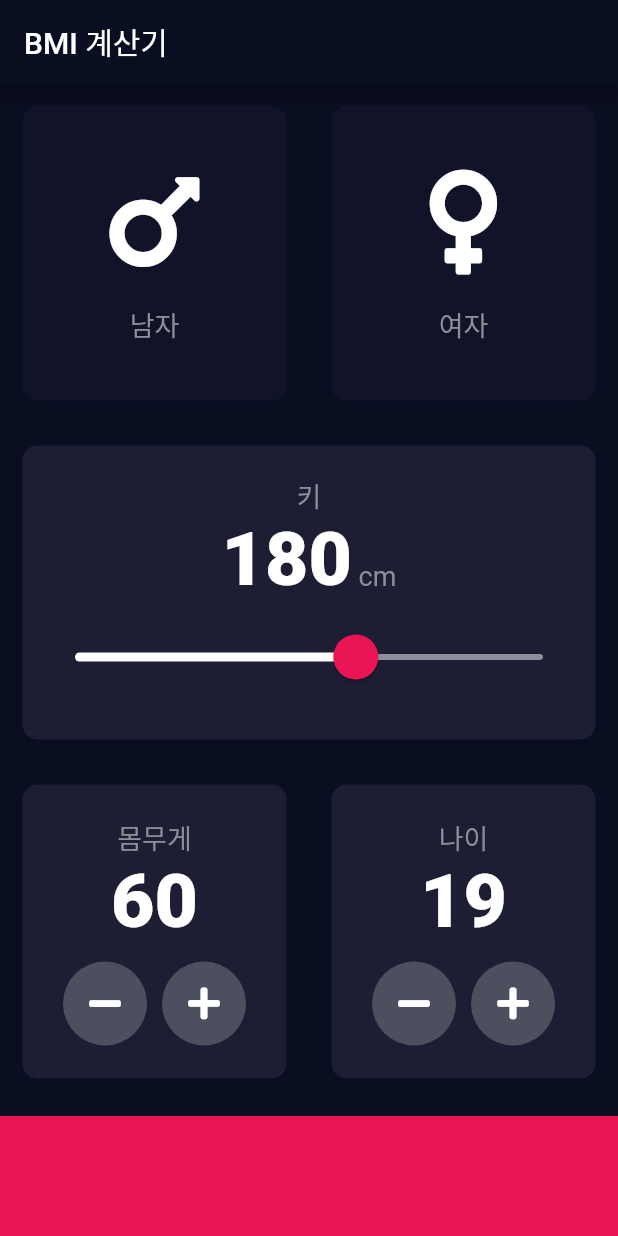
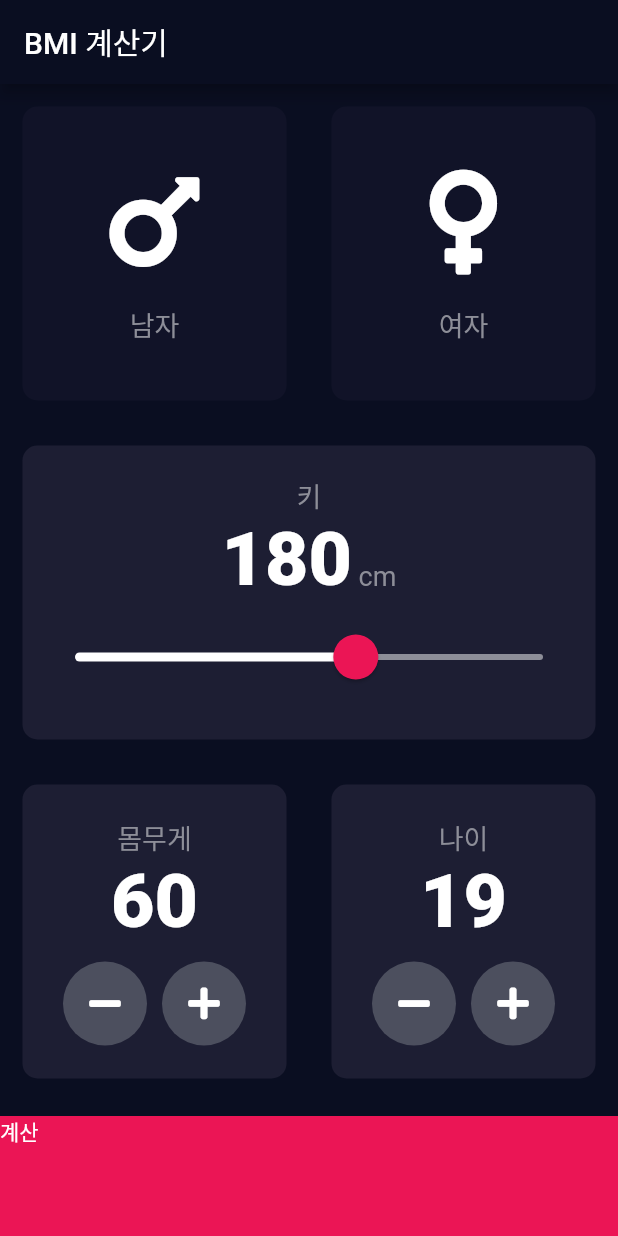
Before and after one commit to dart-bird/programingLearn, a Flutter app: the screen it shows after launch, on a phone screen of 412 x 824 dp. Run offline on Flutter 3.47's test engine with Material 2 defaults, Android fonts, the phone set to English and light mode, and no system bars; our stand-ins replace audioplayers, font_awesome_flutter, rflutter_alert.

Commit message:
Update input_page.dart include onTap route '/result'

```diff
--- a/Flutter/bmi-calculator-flutter/lib/input_page.dart
+++ b/Flutter/bmi-calculator-flutter/lib/input_page.dart
@@ -216,11 +216,19 @@ class _InputPageState extends State<InputPage> {
               ],
             ),
           ),
-          Container(
-            color: kBottomContainerColour,
-            margin: EdgeInsets.only(top: 10),
-            width: double.infinity,
-            height: kBottomContainerHeight,
+          GestureDetector(
+            onTap: () {
+              setState(() {
+                Navigator.pushNamed(context, '/result');
+              });
+            },
+            child: Container(
+              child: Text('계산'),
+              color: kBottomContainerColour,
+              margin: EdgeInsets.only(top: 10),
+              width: double.infinity,
+              height: kBottomContainerHeight,
+            ),
           ),
         ],
       ),
```
